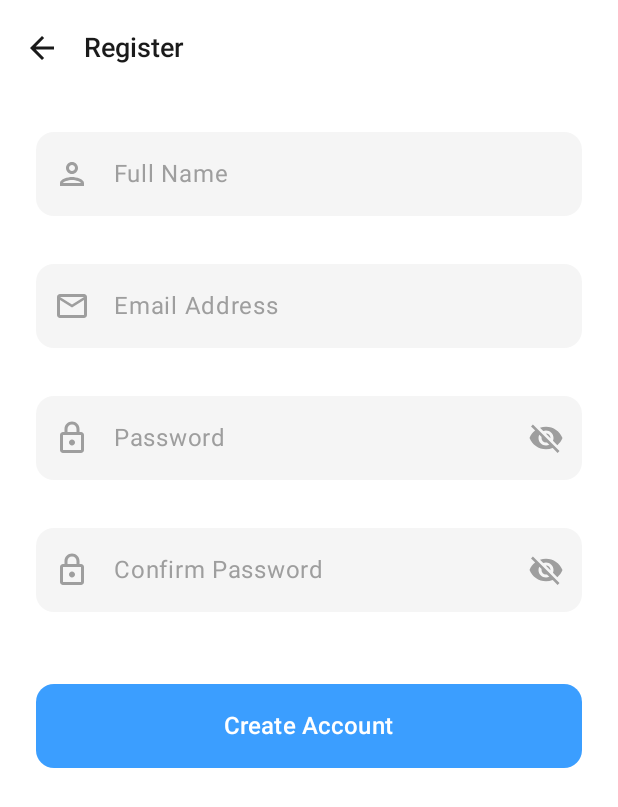
After one commit to yasserjrr/Evite-app, an Android app built with Jetpack Compose: the RegisterScreen screen opened through its navigation route, on a phone screen of 412 x 824 dp. The commit adds this screen. Shown: the top 807 px of the screen. Run offline under Robolectric (Android 15) with nearby library versions, the phone set to English and light mode, and no system bars.

Commit message:
folder structure setup,typegraphy,navigation router, and logic register page

```diff
--- a/app/build.gradle.kts
+++ b/app/build.gradle.kts
@@ -5,13 +5,13 @@ plugins {
 }
 
 android {
-    namespace = "com.example.evite"
+    namespace = "com.evite"
     compileSdk {
         version = release(36)
     }
 
     defaultConfig {
-        applicationId = "com.example.evite"
+        applicationId = "com.evite"
         minSdk = 24
         targetSdk = 36
         versionCode = 1
@@ -57,4 +57,6 @@ dependencies {
     androidTestImplementation(libs.androidx.compose.ui.test.junit4)
     debugImplementation(libs.androidx.compose.ui.tooling)
     debugImplementation(libs.androidx.compose.ui.test.manifest)
+    implementation("androidx.navigation:navigation-compose:2.8.0")
+    implementation("androidx.compose.material:material-icons-extended:1.6.0")
 }
--- /dev/null
+++ b/app/src/main/java/com/evite/MainActivity.kt
@@ -0,0 +1,27 @@
+package com.evite
+
+import android.os.Bundle
+import androidx.activity.ComponentActivity
+import androidx.activity.compose.setContent
+import androidx.compose.foundation.layout.fillMaxSize
+import androidx.compose.material3.MaterialTheme
+import androidx.compose.material3.Surface
+import androidx.compose.ui.Modifier
+import com.evite.ui.navigation.EviteNavGraph
+import com.evite.ui.theme.EviteTheme
+
+class MainActivity : ComponentActivity() {
+    override fun onCreate(savedInstanceState: Bundle?) {
+        super.onCreate(savedInstanceState)
+        setContent {
+            EviteTheme {
+                Surface(
+                    modifier = Modifier.fillMaxSize(),
+                    color = MaterialTheme.colorScheme.background
+                ) {
+                    EviteNavGraph()
+                }
+            }
+        }
+    }
+}
--- /dev/null
+++ b/app/src/main/java/com/evite/ui/auth/LoginScreen.kt
@@ -0,0 +1,165 @@
+package com.evite.ui.auth
+
+import androidx.compose.foundation.background
+import androidx.compose.foundation.clickable
+import androidx.compose.foundation.layout.Arrangement
+import androidx.compose.foundation.layout.Box
+import androidx.compose.foundation.layout.Column
+import androidx.compose.foundation.layout.Row
+import androidx.compose.foundation.layout.Spacer
+import androidx.compose.foundation.layout.fillMaxSize
+import androidx.compose.foundation.layout.fillMaxWidth
+import androidx.compose.foundation.layout.height
+import androidx.compose.foundation.layout.padding
+import androidx.compose.foundation.layout.size
+import androidx.compose.foundation.shape.RoundedCornerShape
+import androidx.compose.foundation.text.KeyboardOptions
+import androidx.compose.material.icons.Icons
+import androidx.compose.material.icons.outlined.Email
+import androidx.compose.material.icons.outlined.EventAvailable
+import androidx.compose.material.icons.outlined.Lock
+import androidx.compose.material3.Icon
+import androidx.compose.material3.Scaffold
+import androidx.compose.material3.Text
+import androidx.compose.runtime.Composable
+import androidx.compose.runtime.getValue
+import androidx.compose.runtime.mutableStateOf
+import androidx.compose.runtime.remember
+import androidx.compose.runtime.setValue
+import androidx.compose.ui.Alignment
+import androidx.compose.ui.Modifier
+import androidx.compose.ui.graphics.Color
+import androidx.compose.ui.text.font.FontWeight
+import androidx.compose.ui.text.input.KeyboardType
+import androidx.compose.ui.unit.dp
+import androidx.compose.ui.unit.sp
+import androidx.navigation.NavController
+import com.evite.ui.components.EviteButton
+import com.evite.ui.components.EviteTextField
+import com.evite.ui.theme.MediumGray
+import com.evite.ui.theme.PrimaryBlue
+
+import androidx.compose.material.icons.filled.EventAvailable
+
+@Composable
+fun LoginScreen(navController: NavController) {
+    var email by remember { mutableStateOf("") }
+    var password by remember { mutableStateOf("") }
+    var emailError by remember { mutableStateOf<String?>(null) }
+    var passwordError by remember { mutableStateOf<String?>(null) }
+
+    Scaffold(
+        containerColor = Color.White
+    ) { paddingValues ->
+        Column(
+            modifier = Modifier
+                .fillMaxSize()
+                .padding(paddingValues)
+                .padding(24.dp),
+            horizontalAlignment = Alignment.CenterHorizontally,
+            verticalArrangement = Arrangement.Center
+        ) {
+            // Logo
+            Box(
+                modifier = Modifier
+                    .size(80.dp)
+                    .background(PrimaryBlue, RoundedCornerShape(20.dp)),
+                contentAlignment = Alignment.Center
+            ) {
+                Icon(
+                    imageVector = androidx.compose.material.icons.Icons.Filled.EventAvailable,
+                    contentDescription = "Logo",
+                    tint = Color.White,
+                    modifier = Modifier.size(48.dp)
+                )
+            }
+
+            Spacer(modifier = Modifier.height(60.dp))
+
+            // Email
+            EviteTextField(
+                value = email,
+                onValueChange = {
+                    email = it
+                    emailError = null
+                },
+                placeholder = "your@example.com",
+                leadingIcon = Icons.Outlined.Email,
+                keyboardOptions = KeyboardOptions(keyboardType = KeyboardType.Email),
+                error = emailError
+            )
+
+            Spacer(modifier = Modifier.height(16.dp))
+
+            // Password
+            EviteTextField(
+                value = password,
+                onValueChange = {
+                    password = it
+                    passwordError = null
+                },
+                placeholder = "••••••••",
+                leadingIcon = Icons.Outlined.Lock,
+                isPassword = true,
+                error = passwordError
+            )
+
+            Spacer(modifier = Modifier.height(24.dp))
+
+            // Login Button
+            EviteButton(
+                text = "Log In",
+                onClick = {
+                    var isValid = true
+                    if (email.isBlank() || !email.contains("@")) {
+                        emailError = "Please enter a valid email"
+                        isValid = false
+                    }
+                    if (password.isBlank()) {
+                        passwordError = "Please enter your password"
+                        isValid = false
+                    }
+
+                    if (isValid) {
+                        // TODO: Implement Login Logic
+                    }
+                }
+            )
+
+            Spacer(modifier = Modifier.height(16.dp))
+
+            // Forgot Password
+            Text(
+                text = "Forgot Password?",
+                color = MediumGray,
+                fontSize = 14.sp,
+                fontWeight = FontWeight.Medium,
+                modifier = Modifier.clickable {
+                    // TODO: Navigate to Forgot Password
+                }
+            )
+
+            Spacer(modifier = Modifier.height(8.dp))
+
+            // Register Link
+            Row(
+                verticalAlignment = Alignment.CenterVertically
+            ) {
+                Text(
+                    text = "Don't have an account? ",
+                    color = MediumGray,
+                    fontSize = 14.sp
+                )
+                Text(
+                    text = "Register",
+                    color = PrimaryBlue,
+                    fontSize = 14.sp,
+                    fontWeight = FontWeight.SemiBold,
+                    modifier = Modifier.clickable {
+                        navController.navigate("register")
+                    }
+                )
+            }
+        }
+    }
+}
--- /dev/null
+++ b/app/src/main/java/com/evite/ui/auth/RegisterScreen.kt
@@ -0,0 +1,176 @@
+package com.evite.ui.auth
+
+import androidx.compose.foundation.layout.Column
+import androidx.compose.foundation.layout.Spacer
+import androidx.compose.foundation.layout.fillMaxSize
+import androidx.compose.foundation.layout.height
+import androidx.compose.foundation.layout.padding
+import androidx.compose.foundation.rememberScrollState
+import androidx.compose.foundation.verticalScroll
+import androidx.compose.material.icons.Icons
+import androidx.compose.material.icons.filled.ArrowBack
+import androidx.compose.material.icons.outlined.Email
+import androidx.compose.material.icons.outlined.Lock
+import androidx.compose.material.icons.outlined.Person
+import androidx.compose.material3.ExperimentalMaterial3Api
+import androidx.compose.material3.Icon
+import androidx.compose.material3.IconButton
+import androidx.compose.material3.Scaffold
+import androidx.compose.material3.Text
+import androidx.compose.material3.TopAppBar
+import androidx.compose.material3.TopAppBarDefaults
+import androidx.compose.runtime.Composable
+import androidx.compose.runtime.getValue
+import androidx.compose.runtime.mutableStateOf
+import androidx.compose.runtime.remember
+import androidx.compose.runtime.setValue
+import androidx.compose.ui.Modifier
+import androidx.compose.ui.graphics.Color
+import androidx.compose.ui.text.font.FontWeight
+import androidx.compose.ui.text.input.KeyboardType
+import androidx.compose.ui.unit.dp
+import androidx.compose.ui.unit.sp
+import androidx.navigation.NavController
+import com.evite.ui.components.EviteButton
+import com.evite.ui.components.EviteTextField
+import com.evite.ui.theme.DarkText
+
+@OptIn(ExperimentalMaterial3Api::class)
+@Composable
+fun RegisterScreen(navController: NavController) {
+    var fullName by remember { mutableStateOf("") }
+    var email by remember { mutableStateOf("") }
+    var password by remember { mutableStateOf("") }
+    var confirmPassword by remember { mutableStateOf("") }
+
+    var nameError by remember { mutableStateOf<String?>(null) }
+    var emailError by remember { mutableStateOf<String?>(null) }
+    var passwordError by remember { mutableStateOf<String?>(null) }
+    var confirmError by remember { mutableStateOf<String?>(null) }
+
+    Scaffold(
+        containerColor = Color.White,
+        topBar = {
+            TopAppBar(
+                title = {
+                    Text(
+                        "Register",
+                        color = DarkText,
+                        fontWeight = FontWeight.SemiBold,
+                        fontSize = 18.sp
+                    )
+                },
+                navigationIcon = {
+                    IconButton(onClick = { navController.popBackStack() }) {
+                        Icon(
+                            imageVector = Icons.Default.ArrowBack,
+                            contentDescription = "Back",
+                            tint = DarkText
+                        )
+                    }
+                },
+                colors = TopAppBarDefaults.topAppBarColors(containerColor = Color.White)
+            )
+        }
+    ) { paddingValues ->
+        Column(
+            modifier = Modifier
+                .fillMaxSize()
+                .padding(paddingValues)
+                .padding(horizontal = 24.dp)
+                .verticalScroll(rememberScrollState())
+        ) {
+            Spacer(modifier = Modifier.height(24.dp))
+
+            // Full Name
+            EviteTextField(
+                value = fullName,
+                onValueChange = {
+                    fullName = it
+                    nameError = null
+                },
+                placeholder = "Full Name",
+                leadingIcon = Icons.Outlined.Person,
+                error = nameError
+            )
+
+            Spacer(modifier = Modifier.height(16.dp))
+
+            // Email
+            EviteTextField(
+                value = email,
+                onValueChange = {
+                    email = it
+                    emailError = null
+                },
+                placeholder = "Email Address",
+                leadingIcon = Icons.Outlined.Email,
+                error = emailError
+            )
+
+            Spacer(modifier = Modifier.height(16.dp))
+
+            // Password
+            EviteTextField(
+                value = password,
+                onValueChange = {
+                    password = it
+                    passwordError = null
+                },
+                placeholder = "Password",
+                leadingIcon = Icons.Outlined.Lock,
+                isPassword = true,
+                error = passwordError
+            )
+
+            Spacer(modifier = Modifier.height(16.dp))
+
+            // Confirm Password
+            EviteTextField(
+                value = confirmPassword,
+                onValueChange = {
+                    confirmPassword = it
+                    confirmError = null
+                },
+                placeholder = "Confirm Password",
+                leadingIcon = Icons.Outlined.Lock,
+                isPassword = true,
+                error = confirmError
+            )
+
+            Spacer(modifier = Modifier.height(32.dp))
+
+            // Create Account Button
+            EviteButton(
+                text = "Create Account",
+                onClick = {
+                    var isValid = true
+
+                    if (fullName.length < 2) {
+                        nameError = "Name must be at least 2 characters"
+                        isValid = false
+                    }
+
+                    if (email.isBlank() || !email.contains("@")) {
+                        emailError = "Please enter a valid email"
+                        isValid = false
+                    }
+
+                    if (password.length < 6) {
+                        passwordError = "Password must be at least 6 characters"
+                        isValid = false
+                    }
+
+                    if (password != confirmPassword) {
+                        confirmError = "Passwords do not match"
+                        isValid = false
+                    }
+
+                    if (isValid) {
+                        // TODO: Implement Registration Logic
+                    }
+                }
+            )
+        }
+    }
+}
--- /dev/null
+++ b/app/src/main/java/com/evite/ui/components/EviteButton.kt
@@ -0,0 +1,40 @@
+package com.evite.ui.components
+
+import androidx.compose.foundation.layout.fillMaxWidth
+import androidx.compose.foundation.layout.height
+import androidx.compose.foundation.shape.RoundedCornerShape
+import androidx.compose.material3.Button
+import androidx.compose.material3.ButtonDefaults
+import androidx.compose.material3.Text
+import androidx.compose.runtime.Composable
+import androidx.compose.ui.Modifier
+import androidx.compose.ui.text.font.FontWeight
+import androidx.compose.ui.unit.dp
+import androidx.compose.ui.unit.sp
+import com.evite.ui.theme.PrimaryBlue
+
+@Composable
+fun EviteButton(
+    text: String,
+    onClick: () -> Unit,
+    modifier: Modifier = Modifier,
+    enabled: Boolean = true
+) {
+    Button(
+        onClick = onClick,
+        modifier = modifier
+            .fillMaxWidth()
+            .height(56.dp),
+        enabled = enabled,
+        shape = RoundedCornerShape(12.dp),
+        colors = ButtonDefaults.buttonColors(
+            containerColor = PrimaryBlue
+        )
+    ) {
+        Text(
+            text = text,
+            fontSize = 16.sp,
+            fontWeight = FontWeight.SemiBold
+        )
+    }
+}
--- /dev/null
+++ b/app/src/main/java/com/evite/ui/components/EviteTextField.kt
@@ -0,0 +1,81 @@
+package com.evite.ui.components
+
+import androidx.compose.foundation.layout.fillMaxWidth
+import androidx.compose.foundation.shape.RoundedCornerShape
+import androidx.compose.foundation.text.KeyboardOptions
+import androidx.compose.material.icons.Icons
+import androidx.compose.material.icons.filled.Visibility
+import androidx.compose.material.icons.filled.VisibilityOff
+import androidx.compose.material3.ExperimentalMaterial3Api
+import androidx.compose.material3.Icon
+import androidx.compose.material3.IconButton
+import androidx.compose.material3.OutlinedTextField
+import androidx.compose.material3.Text
+import androidx.compose.material3.TextFieldDefaults
+import androidx.compose.runtime.Composable
+import androidx.compose.runtime.getValue
+import androidx.compose.runtime.mutableStateOf
+import androidx.compose.runtime.remember
+import androidx.compose.runtime.setValue
+import androidx.compose.ui.Modifier
+import androidx.compose.ui.graphics.Color
+import androidx.compose.ui.graphics.vector.ImageVector
+import androidx.compose.ui.text.input.PasswordVisualTransformation
+import androidx.compose.ui.text.input.VisualTransformation
+import androidx.compose.ui.unit.dp
+import com.evite.ui.theme.LightGray
+import com.evite.ui.theme.MediumGray
+import com.evite.ui.theme.PrimaryBlue
+
+@OptIn(ExperimentalMaterial3Api::class)
+@Composable
+fun EviteTextField(
+    value: String,
+    onValueChange: (String) -> Unit,
+    placeholder: String,
+    leadingIcon: ImageVector,
+    modifier: Modifier = Modifier,
+    isPassword: Boolean = false,
+    keyboardOptions: KeyboardOptions = KeyboardOptions.Default,
+    error: String? = null
+) {
+    var passwordVisible by remember { mutableStateOf(false) }
+
+    OutlinedTextField(
+        value = value,
+        onValueChange = onValueChange,
+        modifier = modifier.fillMaxWidth(),
+        placeholder = { Text(text = placeholder, color = MediumGray) },
+        leadingIcon = { Icon(imageVector = leadingIcon, contentDescription = null, tint = MediumGray) },
+        trailingIcon = if (isPassword) {
+            {
+                val image = if (passwordVisible)
+                    Icons.Filled.Visibility
+                else
+                    Icons.Filled.VisibilityOff
+
+                IconButton(onClick = { passwordVisible = !passwordVisible }) {
+                    Icon(imageVector = image, contentDescription = null, tint = MediumGray)
+                }
+            }
+        } else null,
+        visualTransformation = if (isPassword && !passwordVisible) PasswordVisualTransformation() else VisualTransformation.None,
+        keyboardOptions = keyboardOptions,
+        singleLine = true,
+        shape = RoundedCornerShape(12.dp),
+        colors = TextFieldDefaults.colors(
+            focusedContainerColor = LightGray,
+            unfocusedContainerColor = LightGray,
+            disabledContainerColor = LightGray,
+            focusedIndicatorColor = PrimaryBlue,
+            unfocusedIndicatorColor = Color.Transparent,
+            errorIndicatorColor = Color.Red
+        ),
+        isError = error != null,
+        supportingText = {
+            if (error != null) {
+                Text(text = error, color = Color.Red)
+            }
+        }
+    )
+}
--- /dev/null
+++ b/app/src/main/java/com/evite/ui/navigation/NavGraph.kt
@@ -0,0 +1,22 @@
+package com.evite.ui.navigation
+
+import androidx.compose.runtime.Composable
+import androidx.navigation.compose.NavHost
+import androidx.navigation.compose.composable
+import androidx.navigation.compose.rememberNavController
+import com.evite.ui.auth.LoginScreen
+import com.evite.ui.auth.RegisterScreen
+
+@Composable
+fun EviteNavGraph() {
+    val navController = rememberNavController()
+
+    NavHost(navController = navController, startDestination = "login") {
+        composable("login") {
+            LoginScreen(navController = navController)
+        }
+        composable("register") {
+            RegisterScreen(navController = navController)
+        }
+    }
+}
--- /dev/null
+++ b/app/src/main/java/com/evite/ui/theme/Color.kt
@@ -0,0 +1,10 @@
+package com.evite.ui.theme
+
+import androidx.compose.ui.graphics.Color
+
+val PrimaryBlue = Color(0xFF3B9EFF)
+val DarkText = Color(0xFF1A1A1A)
+val LightGray = Color(0xFFF5F5F5)
+val MediumGray = Color(0xFF9E9E9E)
+val White = Color(0xFFFFFFFF)
+val ErrorRed = Color(0xFFD32F2F)
```
Also changed, not shown: app/src/main/java/com/evite/ui/theme/Theme.kt (renamed from app/src/main/java/com/example/evite/ui/theme/Theme.kt, +25 -24 lines), app/src/main/java/com/evite/ui/theme/Type.kt (added, +38 -0 lines), app/src/main/java/com/example/evite/MainActivity.kt (deleted, +0 -47 lines), app/src/main/java/com/example/evite/ui/theme/Color.kt (deleted, +0 -11 lines), app/src/main/java/com/example/evite/ui/theme/Type.kt (deleted, +0 -34 lines), 4 other files.
